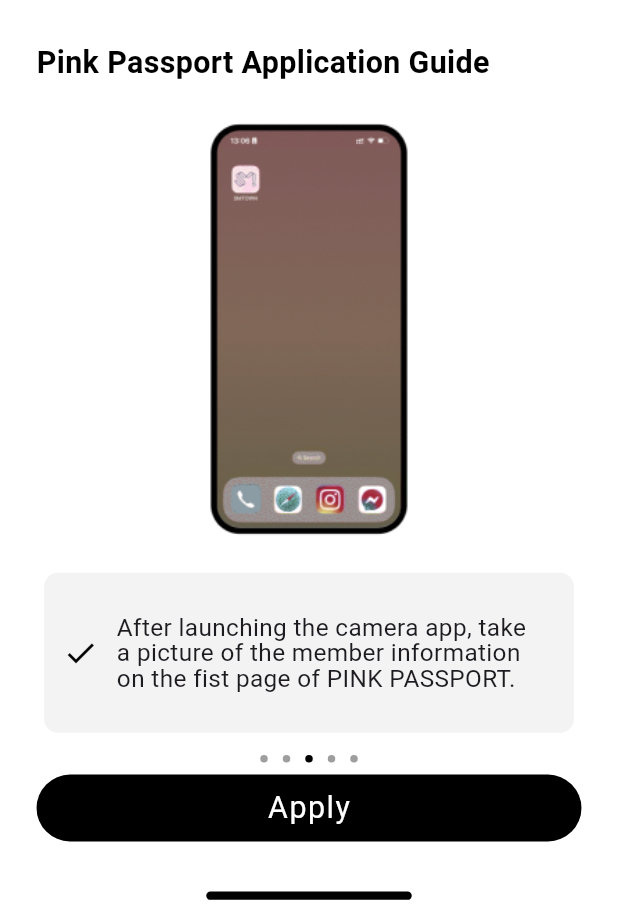
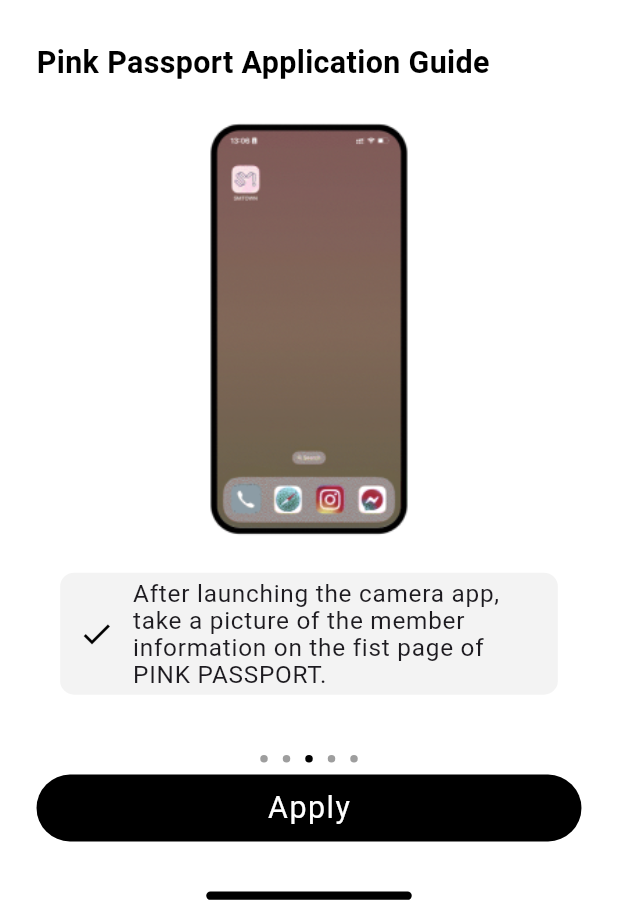
Before and after one commit to DoThienTai/Layout_call, a Flutter app: the screen it shows after launch, on a phone screen of 412 x 824 dp, the part 325-1236 px from its top. Run offline on Flutter 3.47's test engine with Material 3 defaults, Android fonts, the phone set to English and light mode, and no system bars; our stand-ins replace flutter_advanced_switch, flutter_screenutil, google_maps_flutter.

Commit message:
update code

```diff
--- a/lib/screen/pink_passport_screen.dart
+++ b/lib/screen/pink_passport_screen.dart
@@ -12,7 +12,7 @@ class _PinkPassportState extends State<PinkPassport> {
   final List<Map<String, dynamic>> data = [
     {
       'image':'assets/image/tutoria1.png',
-      'text': 'Please turn on the screen recording function',
+      'text': 'Please turn on the screen recording function.',
     },
     {
       'image':'assets/image/tutorial2.png',
@@ -259,8 +259,8 @@ class _PinkPassportState extends State<PinkPassport> {
                                             child: Image.asset(data[index]['image'],),
                                           ),
                                           Container(
+                                            width: 327.w,
                                             margin: EdgeInsets.symmetric(horizontal: 5.w,vertical:16.h ),
-                                            height: 115.h,
                                             decoration: BoxDecoration(
                                               borderRadius: BorderRadius.all(Radius.circular(10.h)),
                                               color: Color(0xFFF3F3F3),
@@ -270,15 +270,19 @@ class _PinkPassportState extends State<PinkPassport> {
                                                 SizedBox(width: 12.w,),
                                                 Icon(Icons.check_outlined, color: Colors.black, size: 24),
                                                 SizedBox(width: 12.w,),
-                                                Container(
+                                                Flexible(
+                                                  child: Container(
                                                     width: 269.w,
+                                                    margin: EdgeInsets.symmetric(vertical:5.h ),
                                                     child: Text(data[index]['text'],
                                                       softWrap: true,
                                                       overflow: TextOverflow.visible,
                                                       style: TextStyle(
                                                         fontFamily: 'Roboto-Regular',
                                                         fontSize: 16.sp,
-                                                      height: 1.1.h,
+                                                        height: 1.2.h,
+                                                        letterSpacing: 0.5
+                                                      ),
                                                     ),
                                                   ),
                                                 )
```
Lines whose indentation alone changed are shown as unchanged.
